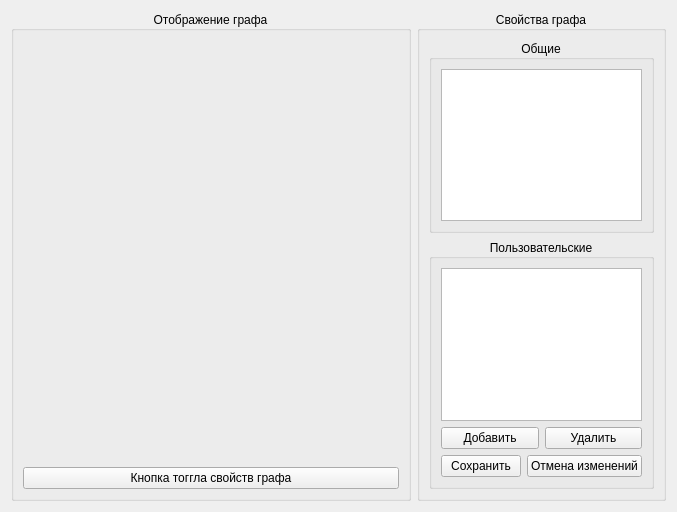
This is src/GUI/grapheditorform.ui in VinTRiZz/GraphEditor as Qt 5 draws it before an edit. The edited form follows.
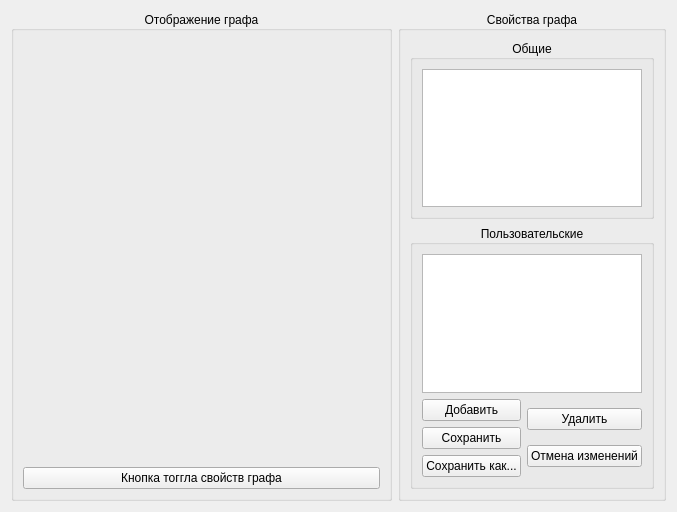
This is the edited form. Custom widgets are drawn as their Qt base class.

```diff
--- a/src/GUI/grapheditorform.ui
+++ b/src/GUI/grapheditorform.ui
@@ -13,7 +13,7 @@
   <property name="windowTitle">
    <string>Form</string>
   </property>
-  <layout class="QHBoxLayout" name="horizontalLayout">
+  <layout class="QHBoxLayout" name="horizontalLayout_2">
    <item>
     <widget class="QGroupBox" name="graphScene_groupBox">
      <property name="sizePolicy">
@@ -94,38 +94,73 @@
           <widget class="QTableView" name="propertyUser_tableView"/>
          </item>
          <item>
-          <layout class="QHBoxLayout" name="horizontalLayout_3">
+          <layout class="QHBoxLayout" name="horizontalLayout">
+           <item>
+            <layout class="QVBoxLayout" name="verticalLayout_5">
            <item>
             <widget class="QPushButton" name="propertyAdd_pushButton">
+               <property name="sizePolicy">
+                <sizepolicy hsizetype="Minimum" vsizetype="Fixed">
+                 <horstretch>1</horstretch>
+                 <verstretch>0</verstretch>
+                </sizepolicy>
+               </property>
              <property name="text">
               <string>Добавить</string>
              </property>
             </widget>
            </item>
            <item>
-            <widget class="QPushButton" name="propertyRemove_pushButton">
-             <property name="text">
-              <string>Удалить</string>
-             </property>
-            </widget>
-           </item>
-          </layout>
-         </item>
-         <item>
-          <layout class="QHBoxLayout" name="horizontalLayout_2">
-           <item>
             <widget class="QPushButton" name="propertySave_pushButton">
+               <property name="sizePolicy">
+                <sizepolicy hsizetype="Minimum" vsizetype="Fixed">
+                 <horstretch>1</horstretch>
+                 <verstretch>0</verstretch>
+                </sizepolicy>
+               </property>
              <property name="text">
               <string>Сохранить</string>
              </property>
             </widget>
            </item>
            <item>
+              <widget class="QPushButton" name="propertySaveAs_pushButton">
+               <property name="text">
+                <string>Сохранить как...</string>
+               </property>
+              </widget>
+             </item>
+            </layout>
+           </item>
+           <item>
+            <layout class="QVBoxLayout" name="verticalLayout_6">
+             <item>
+              <widget class="QPushButton" name="propertyRemove_pushButton">
+               <property name="sizePolicy">
+                <sizepolicy hsizetype="Minimum" vsizetype="Fixed">
+                 <horstretch>1</horstretch>
+                 <verstretch>0</verstretch>
+                </sizepolicy>
+               </property>
+               <property name="text">
+                <string>Удалить</string>
+               </property>
+              </widget>
+             </item>
+             <item>
             <widget class="QPushButton" name="propertyCancel_pushButton">
+               <property name="sizePolicy">
+                <sizepolicy hsizetype="Minimum" vsizetype="Fixed">
+                 <horstretch>1</horstretch>
+                 <verstretch>0</verstretch>
+                </sizepolicy>
+               </property>
              <property name="text">
               <string>Отмена изменений</string>
              </property>
             </widget>
+             </item>
+            </layout>
            </item>
           </layout>
          </item>
```
Lines whose indentation alone changed are shown as unchanged.
